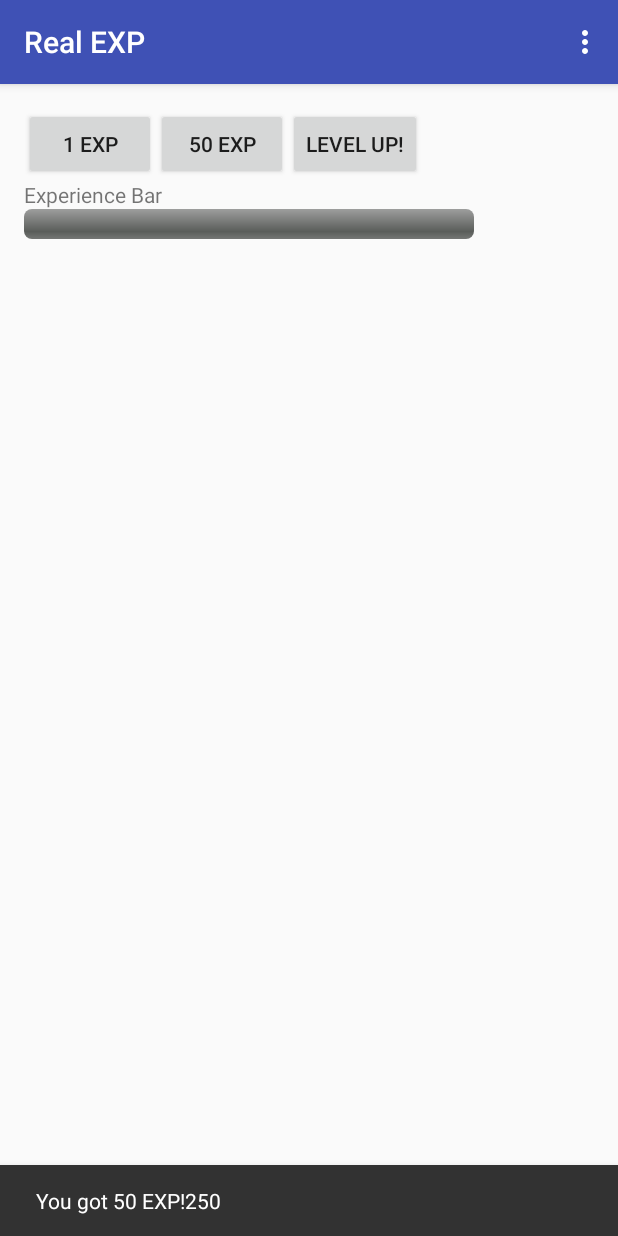
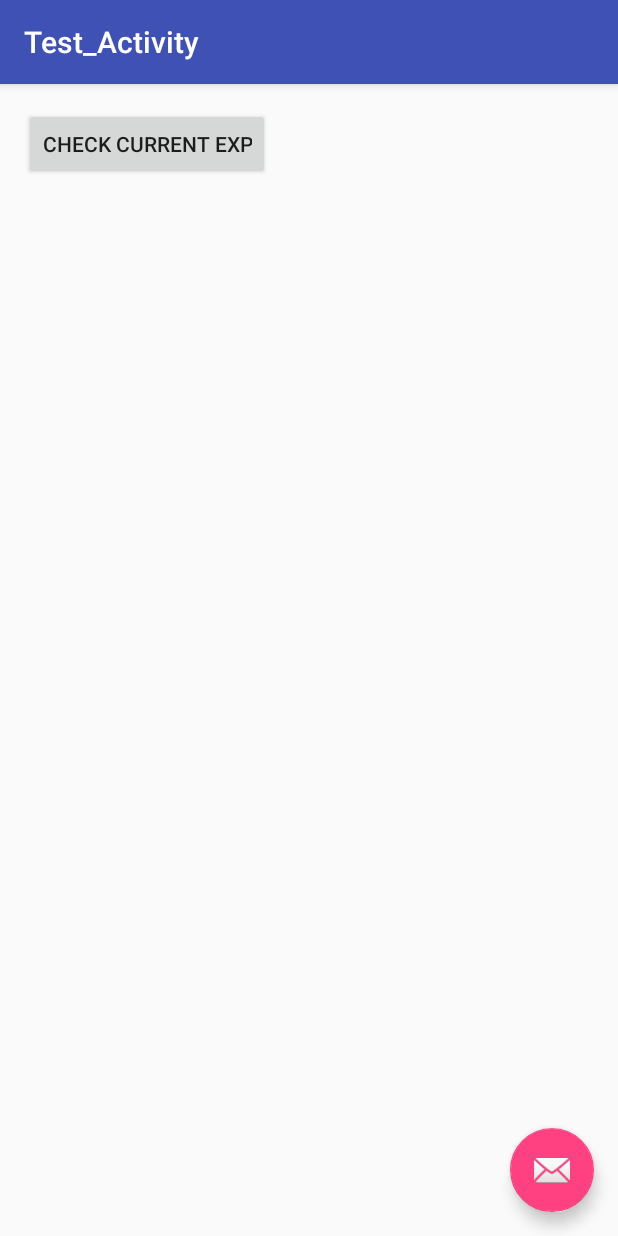
Before and after one commit to dzhan008/realexp, an Android app: the screen it shows after launch (Main before the commit, Test_Activity after it), after a tap on "LEVEL UP!", on a phone screen of 412 x 824 dp. Run offline under Robolectric (Android 15) with nearby library versions, the phone set to English and light mode, and no system bars; 2 other taps on this screen came first.

Commit message:
User class 90% implemented/Made a test case
The user class is mostly done. It can now be parcelable and its data can
pass too and fro other activities. I'll explain how to do this later so
that all the other activities can implement this.

```diff
--- a/RealEXP/app/src/main/java/realexp/realexp/Main.java
+++ b/RealEXP/app/src/main/java/realexp/realexp/Main.java
@@ -1,6 +1,7 @@
 package realexp.realexp;
 
 import android.content.Context;
+import android.content.Intent;
 import android.os.Bundle;
 import android.support.design.widget.FloatingActionButton;
 import android.support.design.widget.Snackbar;
@@ -10,15 +11,14 @@ import android.view.Menu;
 import android.view.MenuItem;
 import android.view.View;
 import android.widget.ProgressBar;
-import android.widget.Toast;
 
 public class Main extends AppCompatActivity {
 
+    User user;
+    private ProgressBar mProgress;
+    int max_exp;
+    int curr_exp;
 
-    private ProgressBar mProgress;
-    int level = 1;
-    static int max_exp;
-    User user;
 
     @Override
     protected void onCreate(Bundle savedInstanceState) {
@@ -27,11 +27,9 @@ public class Main extends AppCompatActivity {
         Toolbar toolbar = (Toolbar) findViewById(R.id.toolbar);
         setSupportActionBar(toolbar);
 
-        max_exp = user.get_max_exp();
-
-        //user.expBar = (ProgressBar) findViewById(R.id.exp_bar);
+        user = ((User)getApplication()); //Figure out why this works.
         mProgress = (ProgressBar) findViewById(R.id.exp_bar);
-        mProgress.setMax(max_exp);
+        mProgress.setMax(user.get_max_exp());
 
     }
 
@@ -57,33 +55,50 @@ public class Main extends AppCompatActivity {
         return super.onOptionsItemSelected(item);
     }
 
+    @Override
+    public void onActivityResult(int requestCode, int resultCode, Intent data)
+    {
+        if(resultCode == RESULT_OK)
+        {
+            user = data.getParcelableExtra("updated_user");
+        }
+    }
+
     public void Gain1Exp(View view) {
-        user.GainExp(1); //FIX
-        Snackbar snackbar = Snackbar.make(view, "You got 1 EXP!", Snackbar.LENGTH_LONG);
+        user.gain_exp(1); //FIX
+        mProgress.incrementProgressBy(1);
+
+        Snackbar snackbar = Snackbar.make(view, "You got 1 EXP!" + user.get_curr_exp(), Snackbar.LENGTH_LONG);
         snackbar.setAction("Action", null).show();
+
+        if(mProgress.getProgress() >= mProgress.getMax())
+        {
+            LevelUp(view);
+        }
     }
 
     public void Gain50Exp(View view) {
-        //mProgress.incrementProgressBy(50);
+        user.gain_exp(50);
+        mProgress.incrementProgressBy(50);
+
+        Snackbar snackbar = Snackbar.make(view, "You got 50 EXP!" + user.get_curr_exp(), Snackbar.LENGTH_LONG);
+        snackbar.setAction("Action", null).show();
 
         if(mProgress.getProgress() >= mProgress.getMax())
         {
-            //LevelUp(view);
+            LevelUp(view);
         }
-
-        Snackbar snackbar = Snackbar.make(view, "You got 50 EXP!" + max_exp, Snackbar.LENGTH_LONG);
-        snackbar.setAction("Action", null).show();
-
     }
 
     public void LevelUp(View view)
     {
-        user.LevelUp();
-        /*level = level + 1;
-        mProgress.setProgress(mProgress.getProgress() - mProgress.getMax()); //This always returns 0, since we can't go over the max. Should we roll over exp?
-        mProgress.setMax(mProgress.getMax() + 10); //TO DO: Set scaling of max EXP
+        //user.level_up(view);
 
-        Toast toasty = Toast.makeText(this, "Level Up! You are now level " + level + ".", Toast.LENGTH_LONG);
-        toasty.show();*/
+        mProgress.setProgress(user.get_curr_exp());
+        mProgress.setMax(user.get_max_exp()); //TO DO: Set scaling of max EXP
+
+        Intent intent = new Intent(this, Test_Activity.class);
+        intent.putExtra("user", user);
+        startActivityForResult(intent, 42);
     }
 }
--- /dev/null
+++ b/RealEXP/app/src/main/java/realexp/realexp/Test_Activity.java
@@ -0,0 +1,48 @@
+package realexp.realexp;
+
+import android.content.Intent;
+import android.os.Bundle;
+import android.support.design.widget.FloatingActionButton;
+import android.support.design.widget.Snackbar;
+import android.support.v7.app.AppCompatActivity;
+import android.support.v7.widget.Toolbar;
+import android.view.View;
+
+public class Test_Activity extends AppCompatActivity {
+
+    Intent i;
+    User user;
+
+    @Override
+    protected void onCreate(Bundle savedInstanceState) {
+        super.onCreate(savedInstanceState);
+        setContentView(R.layout.activity_test_);
+        Toolbar toolbar = (Toolbar) findViewById(R.id.toolbar);
+        setSupportActionBar(toolbar);
+
+        i = getIntent();
+        user = i.getParcelableExtra("user");
+        user.set_curr_exp(user.get_curr_exp()+5);
+
+
+        FloatingActionButton fab = (FloatingActionButton) findViewById(R.id.fab);
+        fab.setOnClickListener(new View.OnClickListener() {
+            @Override
+            public void onClick(View view) {
+                Snackbar.make(view, "Replace with your own action", Snackbar.LENGTH_LONG)
+                        .setAction("Action", null).show();
+            }
+        });
+    }
+
+    public void Check(View view) //TEST
+    {
+        Intent resultIntent = new Intent();
+        resultIntent.putExtra("updated_user",user);
+        setResult(RESULT_OK, resultIntent);
+
+        Snackbar snackbar = Snackbar.make(view, "You have " + user.get_curr_exp() + " exp.", Snackbar.LENGTH_LONG);
+        snackbar.setAction("Action", null).show();
+    }
+
+}
--- a/RealEXP/app/src/main/java/realexp/realexp/User.java
+++ b/RealEXP/app/src/main/java/realexp/realexp/User.java
@@ -3,60 +3,114 @@ package realexp.realexp;
 import android.app.Application;
 import android.content.Context;
 import android.content.Intent;
+import android.os.Parcel;
+import android.os.Parcelable;
 import android.support.design.widget.Snackbar;
 import android.support.v7.app.AppCompatActivity;
 import android.view.View;
-import android.widget.ProgressBar;
-import android.widget.Toast;
+import java.io.Serializable;
 
-public class User extends Application {
+import java.io.Serializable;
 
-    ProgressBar expBar;
-    static int level;
-    static int curr_exp;
-    static int max_exp = 250;
+/**
+ * Created by Skillinazn on 12/24/2015.
+ */
+public class User extends Application implements Parcelable {
+
+    private int level = 1;
+    private int curr_exp = 0;
+    private int max_exp = 100;
+
+    //static Context context = getApplicationContext();
 
     public User()
     {
         level = 1;
         curr_exp = 0;
-        max_exp = 200;
+        max_exp = 100;
     }
 
-    static Context context;// = getApplicationContext();
-
-    static int get_max_exp()
-    {
-        return max_exp;
+    public User(Parcel p)
+    {   //Note: This is read in order of what was written!
+        level = p.readInt();
+        curr_exp = p.readInt();
+        max_exp = p.readInt();
     }
 
-    void init()
+    public int describeContents()
     {
-        expBar.setMax(max_exp);
+        return 0;
     }
 
-    static void GainExp(int amount)
+    public void writeToParcel (Parcel dest, int flags)
     {
-        curr_exp = curr_exp + amount;
+        dest.writeInt(level);
+        dest.writeInt(curr_exp);
+        dest.writeInt(max_exp);
+    }
+
+    public static final Parcelable.Creator<User> CREATOR = new  Parcelable.Creator<User>()
+    {
+        @Override
+        public User createFromParcel(Parcel parcel)
+        {
+            return new User(parcel);
+        }
+
+        @Override
+        public User[] newArray(int size)
+        {
+            return new User[size];
+        }
+
+    };
+
+    public int get_max_exp()
+    {
+        return this.max_exp;
+    }
+
+    public int get_curr_exp() { return this.curr_exp; }
+
+    void set_max_exp(int exp)
+    {
+        max_exp = exp;
+    }
+
+    void set_curr_exp(int exp)
+    {
+        curr_exp = exp;
+    }
+
+    void gain_exp(int amount)
+    {
+        this.curr_exp = this.curr_exp + amount;
         if(curr_exp >= max_exp)
         {
             //LevelUp();
         }
     }
 
-    void LevelUp()
+    void set_level(int lvl)
     {
-        Intent intent = new Intent(context, User.class);
-        startActivity(intent);
+        level = lvl;
+    }
+
+    void level_up(View view)
+    {
         level = level + 1;
+        if(curr_exp > max_exp)
+        {
+            curr_exp -= max_exp; //Carries over exp from before
+        }
+        else
+        {
+            curr_exp *= 0;
+        }
+        max_exp += 10; //TO DO: Set scaling of max EXP
 
-        curr_exp = curr_exp - max_exp; //Carries over exp from before
-        max_exp = max_exp + 10; //TO DO: Set scaling of max EXP
-
-        //expBar.setProgress(expBar.getProgress() - expBar.getMax()); //This always returns 0, since we can't go over the max. Should we roll over exp?
-        //expBar.setMax(expBar.getMax() + 10);
-        Toast toasty = Toast.makeText(context, "Level Up! You are now level " + level + ".", Toast.LENGTH_LONG);
-        toasty.show();
+        Snackbar snackbar = Snackbar.make(view, "Level up! You are now level " + level + ".", Snackbar.LENGTH_LONG);
+        snackbar.setAction("Action", null).show();
     }
 
 }
--- /dev/null
+++ b/RealEXP/app/src/main/res/layout/activity_test_.xml
@@ -0,0 +1,34 @@
+<?xml version="1.0" encoding="utf-8"?>
+<android.support.design.widget.CoordinatorLayout xmlns:android="http://schemas.android.com/apk/res/android"
+    xmlns:app="http://schemas.android.com/apk/res-auto"
+    xmlns:tools="http://schemas.android.com/tools"
+    android:layout_width="match_parent"
+    android:layout_height="match_parent"
+    android:fitsSystemWindows="true"
+    tools:context="realexp.realexp.Test_Activity">
+
+    <android.support.design.widget.AppBarLayout
+        android:layout_width="match_parent"
+        android:layout_height="wrap_content"
+        android:theme="@style/AppTheme.AppBarOverlay">
+
+        <android.support.v7.widget.Toolbar
+            android:id="@+id/toolbar"
+            android:layout_width="match_parent"
+            android:layout_height="?attr/actionBarSize"
+            android:background="?attr/colorPrimary"
+            app:popupTheme="@style/AppTheme.PopupOverlay" />
+
+    </android.support.design.widget.AppBarLayout>
+
+    <include layout="@layout/content_test_" />
+
+    <android.support.design.widget.FloatingActionButton
+        android:id="@+id/fab"
+        android:layout_width="wrap_content"
+        android:layout_height="wrap_content"
+        android:layout_gravity="bottom|end"
+        android:layout_margin="@dimen/fab_margin"
+        android:src="@android:drawable/ic_dialog_email" />
+
+</android.support.design.widget.CoordinatorLayout>
--- /dev/null
+++ b/RealEXP/app/src/main/res/layout/content_test_.xml
@@ -0,0 +1,21 @@
+<?xml version="1.0" encoding="utf-8"?>
+<RelativeLayout xmlns:android="http://schemas.android.com/apk/res/android"
+    xmlns:app="http://schemas.android.com/apk/res-auto"
+    xmlns:tools="http://schemas.android.com/tools"
+    android:layout_width="match_parent"
+    android:layout_height="match_parent"
+    android:paddingBottom="@dimen/activity_vertical_margin"
+    android:paddingLeft="@dimen/activity_horizontal_margin"
+    android:paddingRight="@dimen/activity_horizontal_margin"
+    android:paddingTop="@dimen/activity_vertical_margin"
+    app:layout_behavior="@string/appbar_scrolling_view_behavior"
+    tools:context="realexp.realexp.Test_Activity"
+    tools:showIn="@layout/activity_test_">
+
+    <Button
+        android:layout_width="wrap_content"
+        android:layout_height="wrap_content"
+        android:text="Check Current Exp"
+        android:onClick="Check"/>
+
+</RelativeLayout>
--- a/RealEXP/app/src/main/res/values/strings.xml
+++ b/RealEXP/app/src/main/res/values/strings.xml
@@ -2,4 +2,5 @@
     <string name="app_name">Real EXP</string>
     <string name="action_settings">Settings</string>
     <string name="title_activity_maps">Map</string>
+    <string name="title_activity_test_">Test_Activity</string>
 </resources>
```
Also changed, not shown: RealEXP/app/src/main/AndroidManifest.xml (+6 -1 lines), RealEXP/app/src/main/res/layout/content_main.xml (+9 -0 lines).
